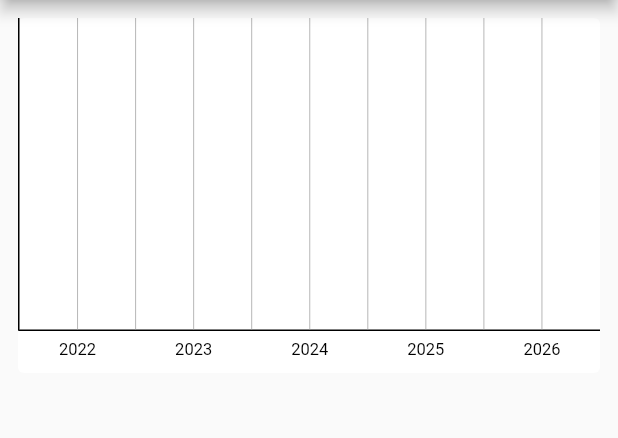
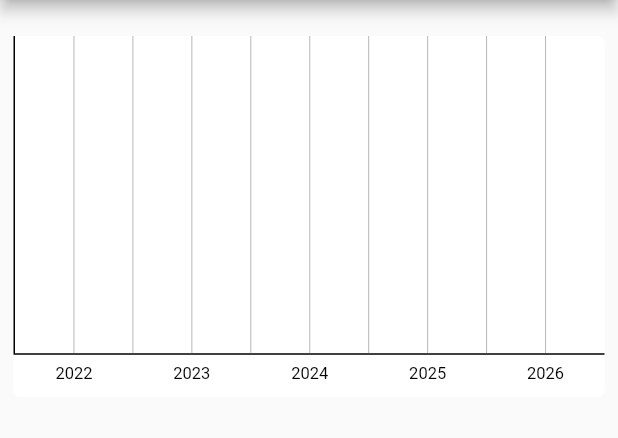
Before and after one commit to sunnyjaiswal22/finsim, a Flutter app: the DashboardScreen screen opened by its route, on a phone screen of 412 x 824 dp, the part 84-522 px from its top. Run offline on Flutter 3.47's test engine with Material 2 defaults, Android fonts, the phone set to English and light mode, and no system bars; drawn by our look-alikes of fl_chart; our stand-ins replace sqflite; accounts and stored records are empty.

Commit message:
Minor UI improvements

```diff
--- a/lib/screens/dashboard_screen.dart
+++ b/lib/screens/dashboard_screen.dart
@@ -124,8 +124,9 @@ class _DashboardScreenState extends State<DashboardScreen> {
     return Scaffold(
       appBar: FinSimAppBar.appbar(title: 'Finance Simulator'),
       drawer: NavigationDrawer(),
-      body: Padding(
-        padding: const EdgeInsets.all(8.0),
+      body: Container(
+        padding: const EdgeInsets.all(5),
+        margin: EdgeInsets.only(top: 15),
         child: AspectRatio(
           aspectRatio: 1.618,
           child: Card(
@@ -172,6 +173,7 @@ class _DashboardScreenState extends State<DashboardScreen> {
                     topTitle: AxisTitle(
                       showTitle: true,
                       titleText: 'Commulative Cash Flow',
+                      margin: 15,
                       textStyle: TextStyle(
                         fontSize: 16,
                         color: Colors.black,
```
